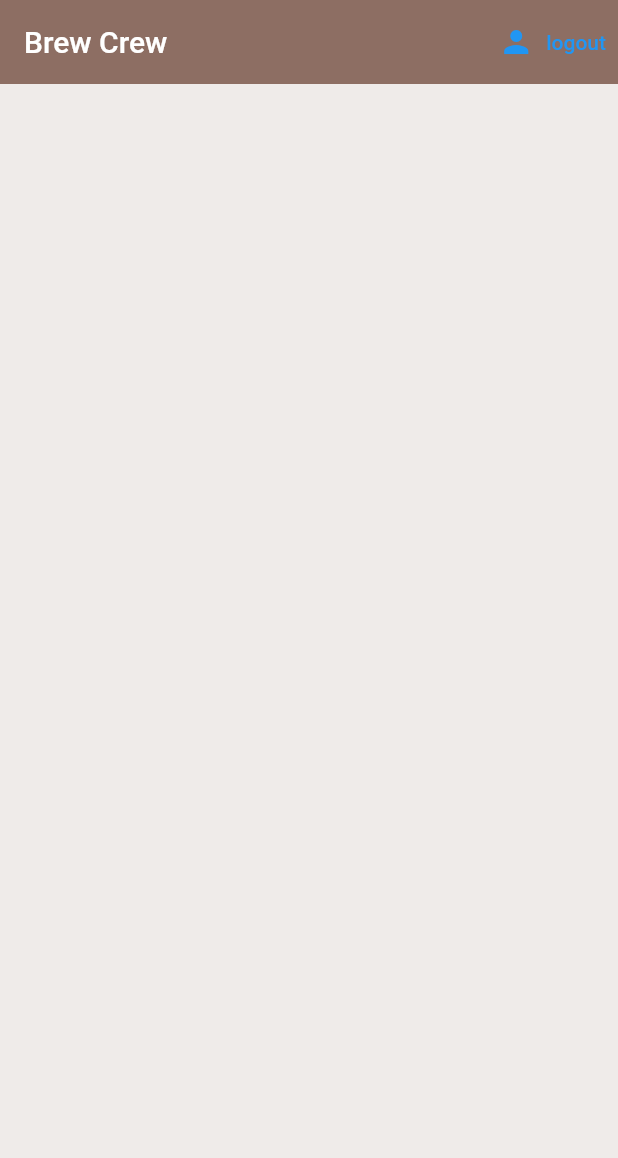
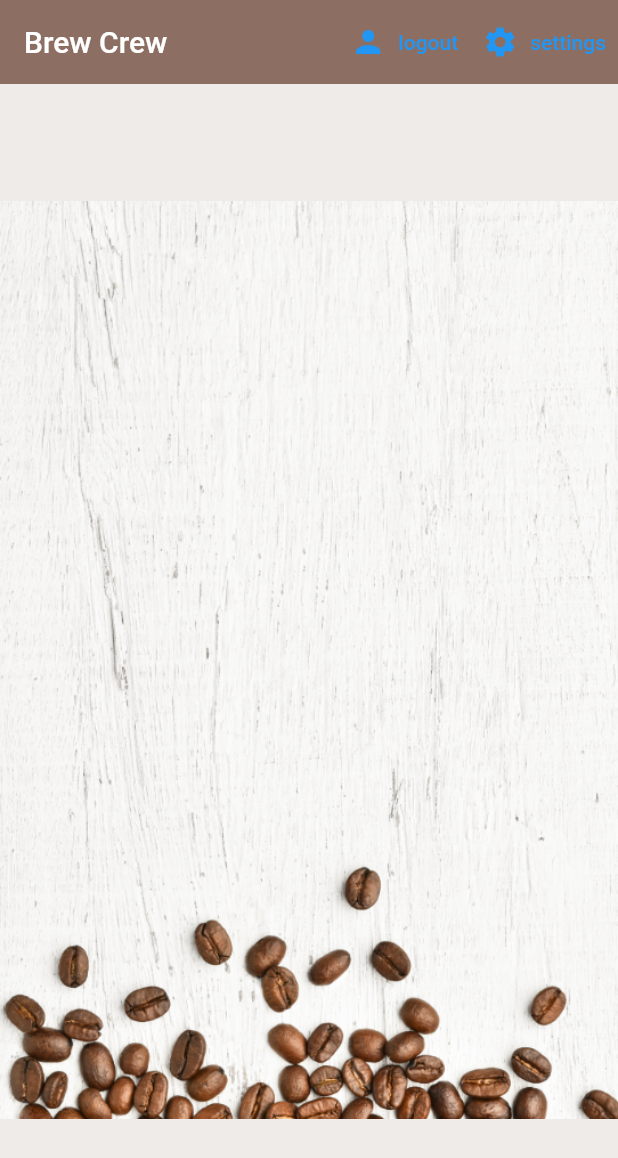
Before and after one commit to sunglimlee/firebase1, a Flutter app: the screen it shows once a user with an empty profile is signed in, on a phone screen of 412 x 824 dp. Shown: the top 1158 px of the screen. Run offline on Flutter 3.47's test engine with Material 2 defaults, Android fonts, the phone set to English and light mode, and no system bars; our stand-ins replace cloud_firestore, firebase_auth, firebase_core, flutter_spinkit; accounts and stored records are empty.

Commit message:
complete version

```diff
--- /dev/null
+++ b/lib/model/brew.dart
@@ -0,0 +1,15 @@
+
+class BrewModel {
+
+  final String _name;
+  final String _sugars;
+  final int _strength;
+
+  BrewModel({name, sugars, strength}) : _name = name, _sugars = sugars, _strength = strength;
+
+  int get strength => _strength;
+
+  String get sugars => _sugars;
+
+  String get name => _name;
+}
--- a/lib/model/user.dart
+++ b/lib/model/user.dart
@@ -6,3 +6,14 @@ class UserModel {
   String get uid => _uid; // id 를 당연히 만들어야지.
 
 }
+
+
+class UserData {
+
+  final String uid;
+  final String name;
+  final String sugars;
+  final int strength;
+
+  UserData(this.uid, this.name, this.sugars, this.strength);
+}
--- a/lib/screens/authenticate/sign_in.dart
+++ b/lib/screens/authenticate/sign_in.dart
@@ -15,7 +15,7 @@ class SignIn extends StatefulWidget {
 
   const SignIn({Key? key, required Function toggleView})
       : _toggleView = toggleView,
-        super(key: key); // 보이지? 외부의 함수를 통째로 넣는것. 생성자함수, 생성자 함수 베스트
+        super(key: key); // 보이지? 외부의 함수를 통째로 넣는것. 생성자함수, 생성자 함수
 
   @override
   State<SignIn> createState() => _SignInState();
@@ -89,7 +89,7 @@ class _SignInState extends State<SignIn> {
                     height: 20.0,
                   ),
                   TextFormField(
-                    decoration: textInputDecoration.copyWith(hintText: 'Password'),
+                    decoration: textInputDecoration.copyWith(labelText: 'Password'),
                     validator: (val) {
                       if (val != null && val.length < 6) {
                         return 'Enter a password 6+ chars long';
--- /dev/null
+++ b/lib/screens/home/brew_list.dart
@@ -0,0 +1,46 @@
+import 'package:firebase1/model/brew.dart';
+import 'package:firebase1/screens/home/brew_tile.dart';
+import 'package:firebase1/shared/loading.dart';
+import 'package:flutter/material.dart';
+import 'package:provider/provider.dart';
+
+class BrewList extends StatefulWidget {
+  const BrewList({Key? key}) : super(key: key);
+
+  @override
+  State<BrewList> createState() => _BrewListState();
+}
+
+class _BrewListState extends State<BrewList> {
+  @override
+  Widget build(BuildContext context) {
+    final brews = Provider.of<List<BrewModel>?>(context);   // provider null 체크 베스트 // TODO 이부분 다시 처리하도록 해보자.
+//    final brews = Provider.of<List<BrewModel>>(context) ?? [];   // provider null 체크 베스트
+    if (brews != null) {
+      return ListView.builder(
+        itemCount: brews.length,
+        itemBuilder: (context, index) { // 각각의 아이템에 대해서 빌딩해 간다.
+          return BrewTile(brewModel: brews[index]); // ListView, List 값넘기기 베스트
+        },
+      );
+    } else {
+      return const Center(child: Loading());
+    }
+  }
+}
+
+/*
+    for (var doc in brews.docs) { // iteration 베스트
+      print(doc.data());
+    }
+
+ */
+
+/*
+      brews.forEach((brew) { // forEach 베스트
+        print(brew.name);
+        print(brew.sugars);
+        print(brew.strength);
+      });
+
+ */
--- a/lib/screens/home/home.dart
+++ b/lib/screens/home/home.dart
@@ -1,5 +1,10 @@
+import 'package:firebase1/model/brew.dart';
+import 'package:firebase1/screens/home/brew_list.dart';
+import 'package:firebase1/screens/home/settings_form.dart';
 import 'package:firebase1/services/auth.dart';
+import 'package:firebase1/services/database.dart';
 import 'package:flutter/material.dart';
+import 'package:provider/provider.dart';
 
 /// 인증이 끝난뒤의 홈 네비게이션 위젯
 class Home extends StatelessWidget {
@@ -8,7 +13,20 @@ class Home extends StatelessWidget {
 
   @override
   Widget build(BuildContext context) {
-    return Container(
+
+    void _showSettingPanel() { // 잘봐라.. 함수 안에 또 함수를 넣어놨다. 이게 가능해??????
+      showModalBottomSheet(context: context, builder: (context) {
+        return Container(
+          padding: EdgeInsets.symmetric(horizontal: 20.0, vertical: 60.0),
+          child: SettingsForm(),
+        );
+      } );
+    }
+
+
+    return StreamProvider<List<BrewModel>?>.value( // initialData 가 null 이 되기 위해서는 QuerySnapshot? 이렇게 되어야 한다.
+      value: DatabaseService().brews,
+      initialData: null,
       child: Scaffold(
         backgroundColor: Colors.brown[50],
         appBar: AppBar(
@@ -22,10 +40,20 @@ class Home extends StatelessWidget {
                   await _auth.signOut(); // 리턴값이 중요하지 않나? Future 이나 null 이 리턴이 되는데
                 },
                 icon: Icon(Icons.person),
-                label: Text("logout"))
+                label: Text("logout")),
+            TextButton.icon(onPressed: () => _showSettingPanel(), icon: Icon(Icons.settings), label: Text('settings')),
           ],
         ),
+        body: Container(
+            decoration: BoxDecoration(
+              image: DecorationImage(
+                image: AssetImage('assets/coffee_bg.png'),
+                fit : BoxFit.contain, // TODO 반복해서 이미지가 나오는거 연구하자.
+              )
+            ),
+            child: BrewList()),
       ),
     );
   }
+
 }
--- a/lib/services/auth.dart
+++ b/lib/services/auth.dart
@@ -1,3 +1,4 @@
+import 'package:firebase1/services/database.dart';
 import 'package:flutter/material.dart';
 import 'package:firebase_auth/firebase_auth.dart';
 import 'package:firebase1/model/user.dart';
@@ -68,6 +69,10 @@ class AuthService {
     try {
       var result = await _auth.createUserWithEmailAndPassword(email: email, password: password);
       User? user = result.user;
+      // create a new document for the user with the uid
+      if (user != null) {
+        await DatabaseService(uid: user.uid).updateUserData('0', 'new crew member', 100);
+      }
       return _userFromFirebaseUser(user); // 성공하면
     } catch(e) {
         print(e.toString());
--- a/lib/shared/constants.dart
+++ b/lib/shared/constants.dart
@@ -4,7 +4,7 @@ import 'package:flutter/material.dart';
 /// 더 재밌는 사실은 이 값을 다시 with 를 이용해서 값을 바꿀 수 있다는 사실이다. 왜냐하면 const 는 현재 객체의 주소를 가리킬 뿐이거든.
 /// 그래서 이렇게 내가 원하는 사용자 정의 객체를 쉽게 만들고 수정도 할 수 있게 되는 거다.
 const textInputDecoration = InputDecoration(
-    hintText: 'Email',
+    labelText: 'Email',
     fillColor: Colors.white,
     filled: true,
     enabledBorder: OutlineInputBorder(
--- a/pubspec.yaml
+++ b/pubspec.yaml
@@ -63,7 +63,8 @@ flutter:
   uses-material-design: true
 
   # To add assets to your application, add an assets section, like this:
-  # assets:
+  assets:
+    - assets/
   #   - images/a_dot_burr.jpeg
   #   - images/a_dot_ham.jpeg
 
```
Also changed, not shown: lib/screens/authenticate/register.dart (+4 -4 lines), lib/screens/home/brew_tile.dart (added, +26 -0 lines), lib/screens/home/settings_form.dart (added, +113 -0 lines), lib/services/database.dart (added, +55 -0 lines), assets/coffee_bg.png (added), assets/coffee_icon.png (added), 1 other file.
